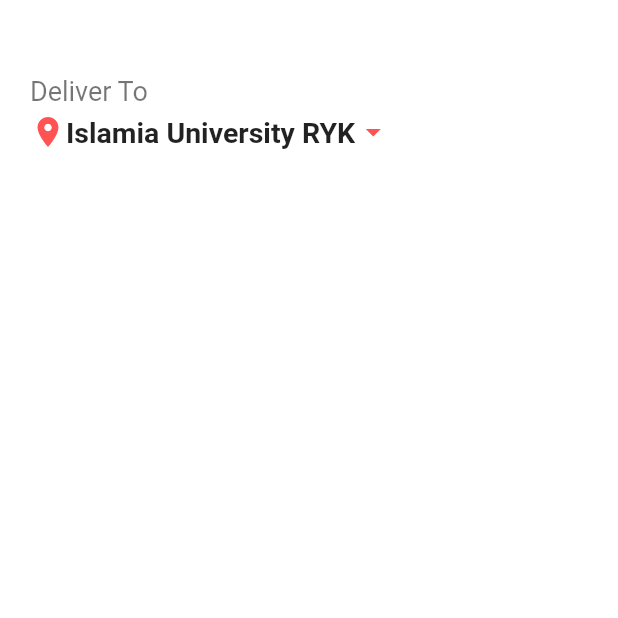
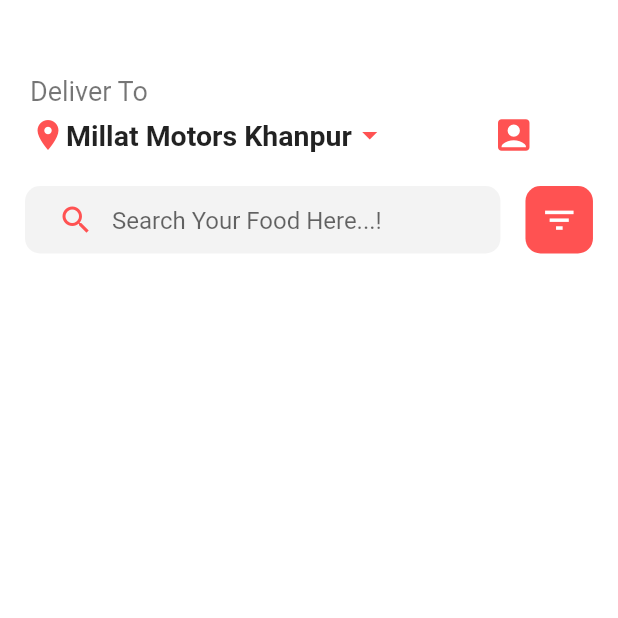
Before and after one commit to hsni4572/food_ordering_app_ui_design, a Flutter app: the screen it shows after launch, after a tap on "Explore Now", on a phone screen of 412 x 824 dp, the top half of it. Run offline on Flutter 3.47's test engine with Material 2 defaults, Android fonts, the phone set to English and light mode, and no system bars.

Commit message:
git commit

```diff
--- a/lib/homescreen.dart
+++ b/lib/homescreen.dart
@@ -43,14 +43,26 @@
                             Icons.location_on,
                             color: Colors.redAccent,
                           ),
-                          Text(
-                            'Islamia University RYK',
-                            style: TextStyle(
-                                fontWeight: FontWeight.bold, fontSize: 19),
+                          InkWell(
+                            onTap: () {},
+                            child: Text(
+                              'Millat Motors Khanpur',
+                              style: TextStyle(
+                                  fontWeight: FontWeight.bold, fontSize: 19),
+                            ),
                           ),
                           Icon(
                             Icons.arrow_drop_down,
                             color: Colors.redAccent,
+                          ),
+                          SizedBox(width: 70),
+                          InkWell(
+                            onTap: () {},
+                            child: Icon(
+                              Icons.account_box,
+                              size: 28,
+                              color: Colors.redAccent,
+                            ),
                           ),
                         ],
                       )
@@ -58,6 +70,46 @@
                   ),
                 ],
               ),
+            ),
+            SizedBox(height: 20),
+            Row(
+              mainAxisAlignment: MainAxisAlignment.spaceEvenly,
+              children: [
+                Container(
+                    width: MediaQuery.of(context).size.width / 1.3,
+                    height: 45,
+                    padding: EdgeInsets.symmetric(horizontal: 10),
+                    decoration: BoxDecoration(
+                      color: Color(0xFFF3F3F3),
+                      borderRadius: BorderRadius.circular(10),
+                    ),
+                    child: TextFormField(
+                      textAlign: TextAlign.left,
+                      decoration: InputDecoration(
+                          hintText: 'Search Your Food Here...!',
+                          border: InputBorder.none,
+                          prefixIcon: Icon(
+                            Icons.search,
+                            color: Colors.redAccent,
+                          )),
+                    )),
+                InkWell(
+                  onTap: () {},
+                  child: Container(
+                    height: 45,
+                    width: 45,
+                    // padding: EdgeInsets.all(15),
+                    decoration: BoxDecoration(
+                        color: Colors.redAccent,
+                        borderRadius: BorderRadius.circular(10)),
+                    child: Icon(
+                      Icons.filter_list,
+                      size: 25,
+                      color: Colors.white,
+                    ),
+                  ),
+                ),
+              ],
             )
           ],
         ),
```
